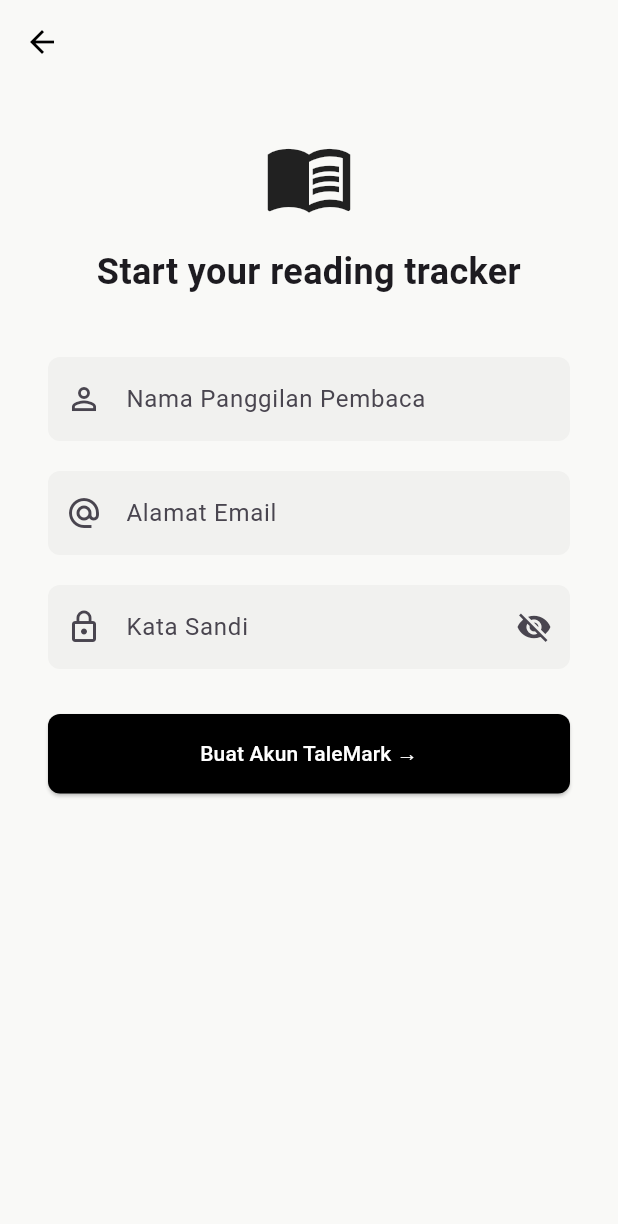
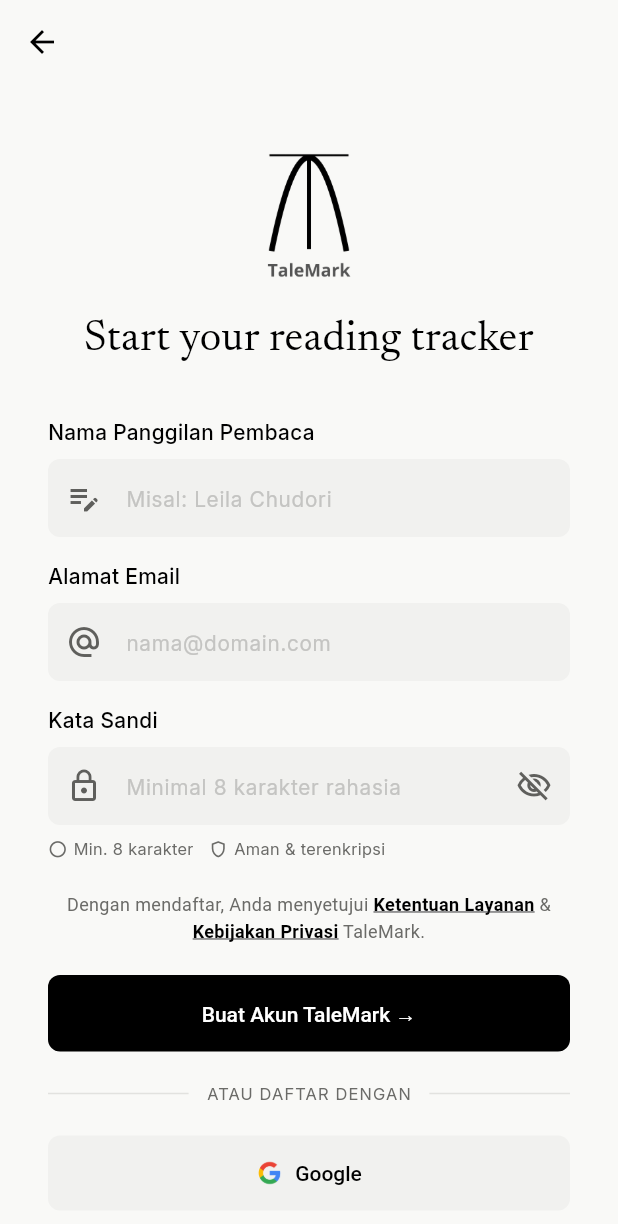
Before and after one commit to raaneyy/TaleMark, a Flutter app: the screen it shows after launch, after a tap on "Masuk", after a tap on "Buat akun", on a phone screen of 412 x 824 dp. Shown: the top 1224 px of the screen. Run offline on Flutter 3.47's test engine with Material 3 defaults, Android fonts, the phone set to English and light mode, and no system bars.

Commit message:
Memperbarui pada bagian login, font lokal(inter dan newsreader), logo TaleMark, dan alur lupa kata sandi

```diff
--- a/lib/app_theme.dart
+++ b/lib/app_theme.dart
@@ -1,11 +1,34 @@
 import 'package:flutter/material.dart';
 
 class AppTheme {
+    static const Color muted = Color(0xFF6B6B68);
+    static const Color fieldColor = Color(0xFFF1F1EF);
+  // Gaya serif (Newsreader) untuk judul dan link "Masuk"
+      static TextStyle serif({double size = 32}) => TextStyle(
+          fontFamily: 'Newsreader',
+          fontSize: size,
+          fontWeight: FontWeight.w400,
+          color: Colors.black,
+        );
+
   static ThemeData get light => ThemeData(
-        scaffoldBackgroundColor: const Color(0xFFF9F9F7), // Sesuai desain off-white
+        // Inter menjadi font dasar seluruh aplikasi
+        fontFamily: 'Inter',
+        scaffoldBackgroundColor: const Color(0xFFF9F9F7),
+        appBarTheme: const AppBarTheme(
+          backgroundColor: Colors.transparent,
+          elevation: 0,
+          scrolledUnderElevation: 0,
+          iconTheme: IconThemeData(color: Colors.black),
+        ),
         inputDecorationTheme: InputDecorationTheme(
           filled: true,
           fillColor: const Color(0xFFF1F1EF),
+          contentPadding:
+              const EdgeInsets.symmetric(horizontal: 16, vertical: 14),
+          hintStyle: const TextStyle(fontSize: 14, color: Color(0xFF8E8E8C)),
+          prefixIconColor: const Color(0xFF5F5F5C),
+          suffixIconColor: const Color(0xFF5F5F5C),
           border: OutlineInputBorder(
             borderRadius: BorderRadius.circular(8),
             borderSide: BorderSide.none,
@@ -13,6 +36,8 @@
         ),
         elevatedButtonTheme: ElevatedButtonThemeData(
           style: ElevatedButton.styleFrom(
+            elevation: 0, // menghilangkan bayangan, sesuai Figma
+            textStyle: const TextStyle(fontSize: 14, fontWeight: FontWeight.w500),
             backgroundColor: Colors.black,
             foregroundColor: Colors.white,
             padding: const EdgeInsets.symmetric(vertical: 16),
--- a/lib/login_screen.dart
+++ b/lib/login_screen.dart
@@ -1,5 +1,8 @@
 import 'package:flutter/material.dart';
 import 'register_screen.dart';
+import 'app_theme.dart';
+import 'widgets/auth_widgets.dart';
+import 'widgets/forgot_password_dialog.dart';
 
 class LoginScreen extends StatefulWidget {
   const LoginScreen({super.key}); // Konstruktor gaya baru
@@ -29,6 +32,7 @@
   @override
   Widget build(BuildContext context) {
     return Scaffold(
+      appBar: AppBar(),
       body: SafeArea(
         // Perbaikan 1: Membungkus dengan SingleChildScrollView
         child: SingleChildScrollView(
@@ -39,26 +43,26 @@
               crossAxisAlignment: CrossAxisAlignment.stretch,
               // mainAxisAlignment: MainAxisAlignment.center dihapus karena di dalam scroll
               children: <Widget>[
-                const SizedBox(height: 60), // Memberi sedikit jarak dari atas karena tidak di-center lagi
-                const Text(
+                const SizedBox(height: 40),
+                Text(
                   'Masuk',
-                  style: TextStyle(fontSize: 32, fontWeight: FontWeight.bold),
+                  style: AppTheme.serif(size: 34),
                   textAlign: TextAlign.center,
                 ),
                 const SizedBox(height: 8),
                 const Text(
                   'Lanjutkan ritme membaca yang tenang.',
+                  style: TextStyle(fontSize: 14, color: AppTheme.muted),
                   textAlign: TextAlign.center,
                 ),
                 const SizedBox(height: 40),
 
+                const FieldLabel('EMAIL', small: true),
+                const SizedBox(height: 8),
                 TextFormField(
-                  controller: _emailController, // Memasang controller
-                  decoration: const InputDecoration(
-                    labelText: 'EMAIL',
-                    hintText: 'nama@pustaka.com',
-                    // border dihapus, sudah diurus tema
-                  ),
+                  controller: _emailController,
+                  keyboardType: TextInputType.emailAddress,
+                  decoration: const InputDecoration(hintText: 'nama@pustaka.com'),
                   validator: (String? value) {
                     if (value == null || value.isEmpty) {
                       return 'Email tidak boleh kosong';
@@ -66,17 +70,31 @@
                     return null;
                   },
                 ),
-                const SizedBox(height: 20),
+                const SizedBox(height: 16),
 
+                Row(
+                  mainAxisAlignment: MainAxisAlignment.spaceBetween,
+                  children: [
+                    const FieldLabel('KATA SANDI', small: true),
+                    GestureDetector(
+                      onTap: () => showForgotPasswordDialog(context),
+                      child: const Text(
+                        'Lupa?',
+                        style: TextStyle(fontSize: 12, color: AppTheme.muted),
+                      ),
+                    ),
+                  ],
+                ),
+                const SizedBox(height: 8),
                 TextFormField(
-                  controller: _passwordController, // Memasang controller
-                  obscureText: _obscure, // Menggunakan state visibilitas
-                  decoration: InputDecoration( // Hapus const di sini karena isinya dinamis
-                    labelText: 'KATA SANDI',
+                  controller: _passwordController,
+                  obscureText: _obscure,
+                  decoration: InputDecoration(
                     hintText: '••••••••',
-                    // Ikon mata yang bisa ditekan
                     suffixIcon: IconButton(
-                      icon: Icon(_obscure ? Icons.visibility_off : Icons.visibility),
+                      icon: Icon(_obscure
+                          ? Icons.visibility_off_outlined
+                          : Icons.visibility_outlined),
                       onPressed: () => setState(() => _obscure = !_obscure),
                     ),
                   ),
@@ -87,28 +105,37 @@
                     return null;
                   },
                 ),
-                const SizedBox(height: 30),
+                const SizedBox(height: 24),
 
                 ElevatedButton(
-                  // style ElevatedButton dihapus, sudah diurus tema
                   onPressed: () {
                     if (formKey.currentState!.validate()) {
-                      // Cara memakai data controller saat login ditekan
                       final email = _emailController.text.trim();
                       final password = _passwordController.text;
                       // TODO: Lakukan proses login di sini menggunakan email & password
                     }
                   },
-                  child: const Text('Masuk'), // Warna putih diurus tema
+                  child: const Text('Masuk'),
                 ),
+                const SizedBox(height: 24),
 
-                const SizedBox(height: 20),
+                const OrDivider('ATAU'),
+                const SizedBox(height: 24),
+
+                GoogleButton(
+                  onPressed: () {
+                    // TODO: login dengan Google
+                  },
+                ),
+                const SizedBox(height: 40),
 
                 Row(
                   mainAxisAlignment: MainAxisAlignment.center,
                   children: [
-                    const Text('Belum punya akun? '),
-                    // Perbaikan: Mengganti GestureDetector dengan TextButton
+                    const Text(
+                      'Belum punya akun?',
+                      style: TextStyle(fontSize: 13, color: AppTheme.muted),
+                    ),
                     TextButton(
                       onPressed: () {
                         Navigator.push(
@@ -118,7 +145,11 @@
                       },
                       child: const Text(
                         'Buat akun',
-                        style: TextStyle(fontWeight: FontWeight.bold, color: Colors.black),
+                        style: TextStyle(
+                          fontSize: 13,
+                          fontWeight: FontWeight.w500,
+                          color: Colors.black,
+                        ),
                       ),
                     ),
                   ],
--- a/lib/register_screen.dart
+++ b/lib/register_screen.dart
@@ -1,4 +1,6 @@
 import 'package:flutter/material.dart';
+import 'app_theme.dart';
+import 'widgets/auth_widgets.dart';
 
 class RegisterScreen extends StatefulWidget {
   const RegisterScreen({super.key}); // Konstruktor gaya baru
@@ -17,6 +19,7 @@
 
   // Variabel untuk visibilitas sandi
   bool _obscure = true;
+  bool _hasMinLength = false;
 
   @override
   void dispose() {
@@ -29,11 +32,7 @@
   @override
   Widget build(BuildContext context) {
     return Scaffold(
-      appBar: AppBar(
-        backgroundColor: Colors.transparent,
-        elevation: 0,
-        iconTheme: const IconThemeData(color: Colors.black),
-      ),
+    appBar: AppBar(),
       body: SafeArea(
         child: SingleChildScrollView(
           child: Container(
@@ -43,73 +42,114 @@
               child: Column(
                 crossAxisAlignment: CrossAxisAlignment.stretch,
                 children: <Widget>[
-                  const Icon(Icons.menu_book, size: 60),
-                  const SizedBox(height: 16),
-                  const Text(
+                  Image.asset(
+                    'assets/images/logo_talemark.png',
+                    height: 110,
+                  ),
+                  const SizedBox(height: 8),
+                  Text(
                     'Start your reading tracker',
-                    style: TextStyle(fontSize: 24, fontWeight: FontWeight.bold),
+                    style: AppTheme.serif(size: 28),
                     textAlign: TextAlign.center,
                   ),
-                  const SizedBox(height: 40),
+                  const SizedBox(height: 32),
 
+                  const FieldLabel('Nama Panggilan Pembaca'),
+                  const SizedBox(height: 8),
                   TextFormField(
                     controller: _nameController,
                     decoration: const InputDecoration(
-                      labelText: 'Nama Panggilan Pembaca',
                       hintText: 'Misal: Leila Chudori',
-                      prefixIcon: Icon(Icons.person_outline),
+                      hintStyle: TextStyle(fontSize: 14, color: Color(0xFFC4C4C2)),
+                      prefixIcon: Icon(Icons.edit_note),
                     ),
                     validator: (String? value) {
                       if (value == null || value.isEmpty) return 'Nama tidak boleh kosong';
                       return null;
                     },
                   ),
-                  const SizedBox(height: 20),
+                  const SizedBox(height: 16),
 
+                  const FieldLabel('Alamat Email'),
+                  const SizedBox(height: 8),
                   TextFormField(
                     controller: _emailController,
+                    keyboardType: TextInputType.emailAddress,
                     decoration: const InputDecoration(
-                      labelText: 'Alamat Email',
                       hintText: 'nama@domain.com',
+                      hintStyle: TextStyle(fontSize: 14, color: Color(0xFFC4C4C2)),
                       prefixIcon: Icon(Icons.alternate_email),
                     ),
-                    // Perbaikan validasi email yang lebih lengkap
                     validator: (String? value) {
                       if (value == null || value.isEmpty) return 'Email tidak boleh kosong';
                       if (!value.contains('@')) return 'Format email tidak valid';
                       return null;
                     },
                   ),
-                  const SizedBox(height: 20),
+                  const SizedBox(height: 16),
 
+                  const FieldLabel('Kata Sandi'),
+                  const SizedBox(height: 8),
                   TextFormField(
                     controller: _passwordController,
-                    obscureText: _obscure, // Menggunakan state visibilitas
-                    decoration: InputDecoration( // const dihapus karena isinya dinamis
-                      labelText: 'Kata Sandi',
+                    obscureText: _obscure,
+                    onChanged: (value) =>
+                        setState(() => _hasMinLength = value.length >= 8),
+                    decoration: InputDecoration(
                       hintText: 'Minimal 8 karakter rahasia',
+                      hintStyle:
+                          const TextStyle(fontSize: 14, color: Color(0xFFC4C4C2)),
                       prefixIcon: const Icon(Icons.lock_outline),
-                      // Ikon mata yang bisa ditekan
                       suffixIcon: IconButton(
-                        icon: Icon(_obscure ? Icons.visibility_off : Icons.visibility),
+                        icon: Icon(_obscure
+                            ? Icons.visibility_off_outlined
+                            : Icons.visibility_outlined),
                         onPressed: () => setState(() => _obscure = !_obscure),
                       ),
                     ),
-                    // Perbaikan validasi sandi
                     validator: (String? value) {
                       if (value == null || value.isEmpty) return 'Kata sandi tidak boleh kosong';
                       if (value.length < 8) return 'Minimal 8 karakter';
                       return null;
                     },
                   ),
-                  const SizedBox(height: 30),
+                  const SizedBox(height: 8),
+
+                  PasswordRequirement(met: _hasMinLength),
+                  const SizedBox(height: 20),
+
+                  const Text.rich(
+                    TextSpan(
+                      style: TextStyle(fontSize: 12, color: AppTheme.muted, height: 1.5),
+                      children: [
+                        TextSpan(text: 'Dengan mendaftar, Anda menyetujui '),
+                        TextSpan(
+                          text: 'Ketentuan Layanan',
+                          style: TextStyle(
+                            color: Colors.black,
+                            fontWeight: FontWeight.w600,
+                            decoration: TextDecoration.underline,
+                          ),
+                        ),
+                        TextSpan(text: ' & '),
+                        TextSpan(
+                          text: 'Kebijakan Privasi',
+                          style: TextStyle(
+                            color: Colors.black,
+                            fontWeight: FontWeight.w600,
+                            decoration: TextDecoration.underline,
+                          ),
+                        ),
+                        TextSpan(text: ' TaleMark.'),
+                      ],
+                    ),
+                    textAlign: TextAlign.center,
+                  ),
+                  const SizedBox(height: 20),
 
                   ElevatedButton(
-                    // style dihapus karena sudah diurus tema
                     onPressed: () {
-                      // Validasi dipanggil dari objek FormState
                       if (formKey.currentState!.validate()) {
-                        // Proses registrasi
                         final name = _nameController.text.trim();
                         final email = _emailController.text.trim();
                         final password = _passwordController.text;
@@ -117,6 +157,36 @@
                       }
                     },
                     child: const Text('Buat Akun TaleMark →'),
+                  ),
+                  const SizedBox(height: 20),
+
+                  const OrDivider('ATAU DAFTAR DENGAN'),
+                  const SizedBox(height: 20),
+
+                  GoogleButton(
+                    onPressed: () {
+                      // TODO: daftar dengan Google
+                    },
+                  ),
+                  const SizedBox(height: 20),
+
+                  Row(
+                    mainAxisAlignment: MainAxisAlignment.center,
+                    children: [
+                      const Text(
+                        'Sudah memiliki akun? ',
+                        style: TextStyle(fontSize: 13, color: AppTheme.muted),
+                      ),
+                      GestureDetector(
+                        onTap: () => Navigator.pop(context),
+                        child: Text(
+                          'Masuk›',
+                          style: AppTheme.serif(size: 18).copyWith(
+                            decoration: TextDecoration.underline,
+                          ),
+                        ),
+                      ),
+                    ],
                   ),
                 ],
               ),
--- /dev/null
+++ b/lib/widgets/auth_widgets.dart
@@ -0,0 +1,113 @@
+import 'package:flutter/material.dart';
+import '../app_theme.dart';
+
+/// Label di atas field. small = true untuk gaya "EMAIL" (kapital kecil).
+class FieldLabel extends StatelessWidget {
+  const FieldLabel(this.text, {super.key, this.small = false});
+  final String text;
+  final bool small;
+
+  @override
+  Widget build(BuildContext context) {
+    return Text(
+      text,
+      style: small
+          ? const TextStyle(
+              fontSize: 11,
+              letterSpacing: 0.8,
+              fontWeight: FontWeight.w500,
+              color: AppTheme.muted,
+            )
+          : const TextStyle(
+              fontSize: 14,
+              fontWeight: FontWeight.w500,
+              color: Colors.black,
+            ),
+    );
+  }
+}
+
+/// Garis - teks - garis, contoh: "ATAU"
+class OrDivider extends StatelessWidget {
+  const OrDivider(this.text, {super.key});
+  final String text;
+
+  @override
+  Widget build(BuildContext context) {
+    const line = Expanded(child: Divider(color: Color(0xFFE2E2DF), thickness: 1));
+    return Row(
+      children: [
+        line,
+        Padding(
+          padding: const EdgeInsets.symmetric(horizontal: 12),
+          child: Text(
+            text,
+            style: const TextStyle(
+              fontSize: 11,
+              letterSpacing: 0.8,
+              color: AppTheme.muted,
+            ),
+          ),
+        ),
+        line,
+      ],
+    );
+  }
+}
+
+/// Tombol Google abu muda dengan logo
+class GoogleButton extends StatelessWidget {
+  const GoogleButton({super.key, required this.onPressed});
+  final VoidCallback onPressed;
+
+  @override
+  Widget build(BuildContext context) {
+    return ElevatedButton(
+      style: ElevatedButton.styleFrom(
+        backgroundColor: AppTheme.fieldColor,
+        foregroundColor: Colors.black,
+      ),
+      onPressed: onPressed,
+      child: Row(
+        mainAxisAlignment: MainAxisAlignment.center,
+        children: [
+          Image.asset('assets/images/google_logo.png', height: 18),
+          const SizedBox(width: 8),
+          const Text('Google'),
+        ],
+      ),
+    );
+  }
+}
+
+/// Indikator "Min. 8 karakter" (berubah jadi centang hijau saat terpenuhi)
+/// dan "Aman & terenkripsi".
+class PasswordRequirement extends StatelessWidget {
+  const PasswordRequirement({super.key, required this.met});
+  final bool met;
+
+  static const Color _green = Color(0xFF2E9E5B);
+
+  @override
+  Widget build(BuildContext context) {
+    final color = met ? _green : AppTheme.muted;
+    return Row(
+      children: [
+        Icon(
+          met ? Icons.check_circle : Icons.radio_button_unchecked,
+          size: 13,
+          color: color,
+        ),
+        const SizedBox(width: 4),
+        Text('Min. 8 karakter', style: TextStyle(fontSize: 11, color: color)),
+        const SizedBox(width: 10),
+        const Icon(Icons.shield_outlined, size: 13, color: AppTheme.muted),
+        const SizedBox(width: 4),
+        const Text(
+          'Aman & terenkripsi',
+          style: TextStyle(fontSize: 11, color: AppTheme.muted),
+        ),
+      ],
+    );
+  }
+}
```
Also changed, not shown: lib/widgets/forgot_password_dialog.dart (added, +204 -0 lines), pubspec.yaml (+14 -5 lines), assets/fonts/Inter-Medium.ttf (added), assets/fonts/Inter-Regular.ttf (added), assets/fonts/Newsreader-Regular.ttf (added), assets/images/google_logo.png (added), assets/images/logo_talemark.png (added).
